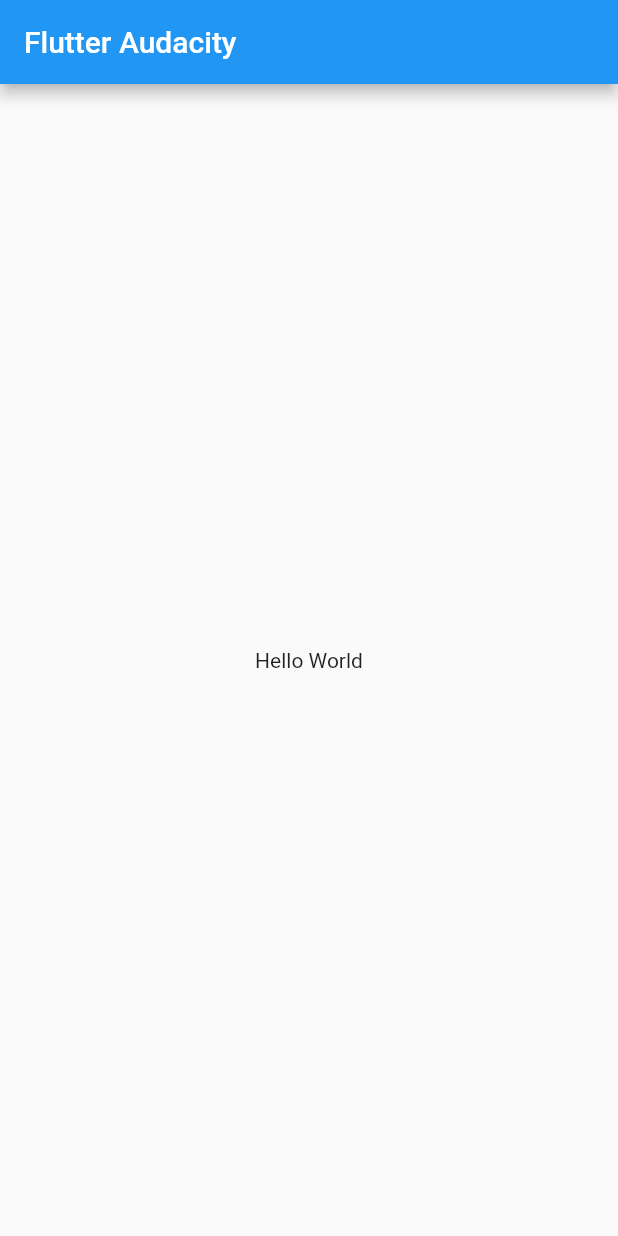
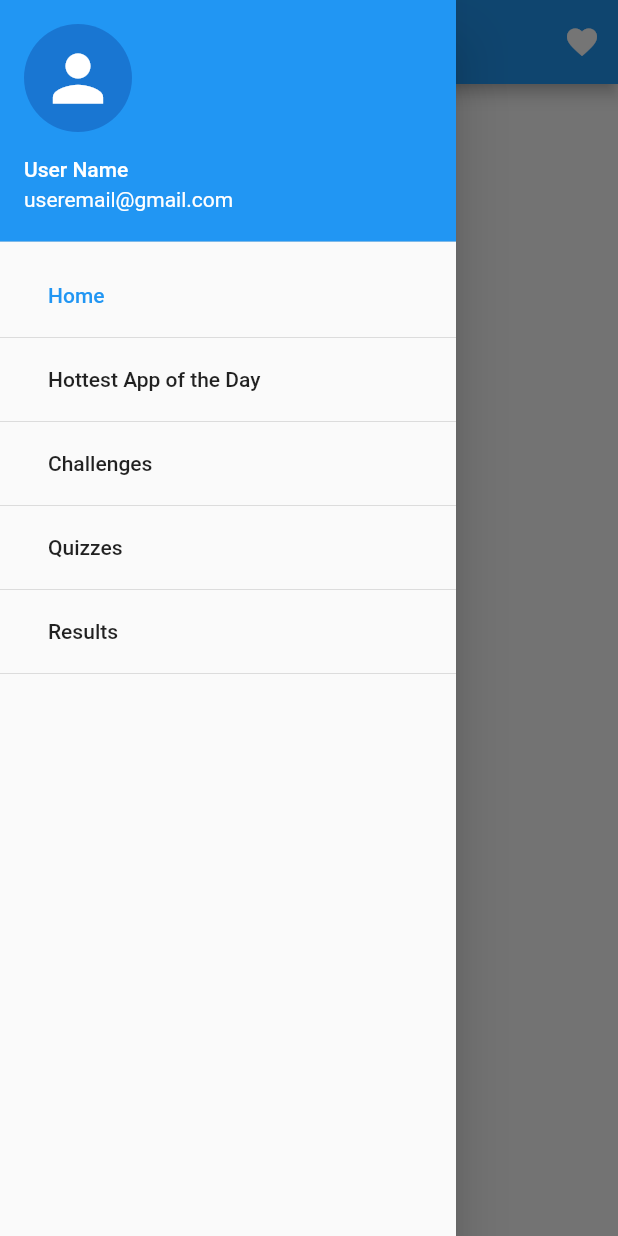
Before and after one commit to sabdar18/flutter_audacity, a Flutter app: the screen it shows after launch, with the side drawer open (before the commit the screen has no drawer), on a phone screen of 412 x 824 dp. Run offline on Flutter 3.47's test engine with Material 2 defaults, Android fonts, the phone set to English and light mode, and no system bars.

Commit message:
add routing  and pages

```diff
--- /dev/null
+++ b/lib/components/drawer.dart
@@ -0,0 +1,107 @@
+import 'package:flutter/material.dart';
+
+import '../data/models.dart';
+import '../constants/strings.dart';
+
+class MyDrawer extends StatefulWidget {
+  @override
+  _MyDrawerState createState() => new _MyDrawerState();
+}
+
+class _MyDrawerState extends State<MyDrawer> {
+  List<MenuItem> menuItems = new List<MenuItem>();
+  @override
+  void initState() {
+    super.initState();
+    _addItems();
+  }
+
+  updateMenuItems(MenuItem menuItem) {
+    menuItems.forEach((item) {
+      if (item.title == menuItem.title) {
+        setState(() {
+          item.selected = true;
+        });
+      } else {
+        setState(() {
+          item.selected = false;
+        });
+      }
+    });
+  }
+
+  _addItems() {
+    menuItems.addAll(MenuData.getMenuList());
+  }
+
+  _buildMenuItem(BuildContext context, MenuItem menuItem) {
+    return new Column(
+      children: <Widget>[
+        new ListTile(
+          selected: menuItem.selected ?? false,
+          // leading: menuItem.icon,
+
+          title: new Padding(
+            padding: const EdgeInsets.only(left: 16.0),
+            child: new Text(menuItem.title,),
+          ),
+          onTap: (() {
+            updateMenuItems(menuItem);
+            Navigator.pop(context);
+            Navigator.pushNamed(context, menuItem.route);
+          }),
+        ),
+        new Divider(
+          height: 0.0,
+        )
+      ],
+    );
+  }
+
+  _buildHeader(BuildContext context) {
+    return new DrawerHeader(
+      margin: const EdgeInsets.all(0.0),
+      padding: const EdgeInsets.all(0.0),
+      decoration: new BoxDecoration(color: Theme.of(context).primaryColor),
+      child: new Container(
+        child: new Center(
+          child: new Text(
+            APP_NAME.toUpperCase(),
+            style:
+                Theme.of(context).textTheme.title.copyWith(color: Colors.white),
+          ),
+        ),
+      ),
+    );
+  }
+
+  _buildHeader1(BuildContext context){
+    return new UserAccountsDrawerHeader(
+      accountEmail: new Text("useremail@gmail.com"),
+      accountName: new Text("User Name"),
+      currentAccountPicture: new CircleAvatar(
+        child: new Icon(Icons.person, size: 50.0,),
+        radius: 10.0,
+      )
+    );
+  }
+
+  _buildMenuItems() {
+    return new Expanded(
+        child: new ListView.builder(
+      padding: const EdgeInsets.only(top: 0.0, left: 0.0),
+      itemCount: menuItems.length,
+      itemBuilder: (BuildContext context, int index) {
+        final MenuItem menuItem = menuItems[index];
+        return _buildMenuItem(context, menuItem);
+      },
+    ));
+  }
+
+  Widget build(BuildContext context) {
+    return new Drawer(
+      child: new Column(
+          children: <Widget>[_buildHeader1(context), _buildMenuItems()]),
+    );
+  }
+}
--- /dev/null
+++ b/lib/constants/strings.dart
@@ -0,0 +1,10 @@
+
+
+
+const String APP_NAME ="FLUTTER AUDACITY";
+const String HOME_TITLE ="Audacity";
+const String HOTTEST_APP_TITLE ="Hottest App of the Day";
+const String CHALLENGES_TITLE ="Challenges";
+const String QUIZZES_TITLE ="Quizzes";
+const String RESULTS_TITLE ="Results";
+const String SETTINGS_TITLE ="Settings";
--- /dev/null
+++ b/lib/data/models.dart
@@ -0,0 +1,32 @@
+import 'package:flutter/material.dart';
+import '../routes.dart';
+
+
+
+class MenuItem{
+  MenuItem(this.title, this.icon, this.route,this.selected, this.enabled);
+  final String title;
+  final Icon icon;
+  final String route;
+  bool selected  ;
+   bool enabled;
+}
+
+
+class MenuData {
+
+  static List<MenuItem> menuItems = new List<MenuItem>();
+
+  static _initMenu(){
+   menuItems.add(new MenuItem("Home", new Icon(Icons.home), Routes.homePageRoute,true,true));
+   menuItems.add(new MenuItem("Hottest App of the Day", new Icon(Icons.favorite), Routes.hottestAppPageRoute,false,true));
+   menuItems.add(new MenuItem("Challenges", new Icon(Icons.new_releases), Routes.challengesPageRoute,false,true));
+   menuItems.add(new MenuItem("Quizzes", new Icon(Icons.calendar_today),Routes.quizPageRoute,false,true));
+   menuItems.add(new MenuItem("Results", new Icon(Icons.dashboard),Routes.resultsPageRoute,false,true));
+  }
+  static List<MenuItem> getMenuList(){
+    if(menuItems.length ==0) _initMenu();
+    return menuItems;
+  }
+
+}
--- /dev/null
+++ b/lib/helpers/custom-route.dart
@@ -0,0 +1,19 @@
+import 'package:flutter/material.dart';
+
+class MyCustomRoute<T> extends MaterialPageRoute<T> {
+  MyCustomRoute({ WidgetBuilder builder, RouteSettings settings })
+      : super(builder: builder, settings: settings);
+
+  @override
+  Widget buildTransitions(BuildContext context,
+      Animation<double> animation,
+      Animation<double> secondaryAnimation,
+      Widget child) {
+    if (settings.isInitialRoute)
+      return child;
+    // Fades between routes. (If you don't want any animation,
+    // just return child.)
+    // return new FadeTransition(opacity: animation, child: child);
+    return child;
+  }
+}
--- a/lib/main.dart
+++ b/lib/main.dart
@@ -1,6 +1,11 @@
 import 'package:flutter/material.dart';
+import 'package:flutter_audacity/pages/home.dart';
 
-void main() => runApp(new MyApp());
+import 'routes.dart';
+
+void main() {
+  runApp(new MyApp());
+}
 
 class MyApp extends StatelessWidget {
   @override
@@ -10,40 +15,10 @@ class MyApp extends StatelessWidget {
       theme: new ThemeData(
         primarySwatch: Colors.blue,
       ),
-      home: new MyHomePage(title: 'Flutter Audacity'),
+      debugShowCheckedModeBanner: false,
+      home: new HomePage(),
+      onGenerateRoute: Routes.getRoutes(),
+
     );
   }
 }
-
-class MyHomePage extends StatefulWidget {
-  MyHomePage({Key key, this.title}) : super(key: key);
-
-  final String title;
-
-  @override
-  _MyHomePageState createState() => new _MyHomePageState();
-}
-
-class _MyHomePageState extends State<MyHomePage> {
-
-  @override
-  Widget build(BuildContext context) {
-
-    return new Scaffold(
-      appBar: new AppBar(
-        title: new Text(widget.title),
-      ),
-      body: new Center(
-        child: new Column(
-          mainAxisAlignment: MainAxisAlignment.center,
-          children: <Widget>[
-            new Text(
-              'Hello World',
-            ),
-
-          ],
-        ),
-      ),
-    );
-  }
-}
--- /dev/null
+++ b/lib/pages/home.dart
@@ -0,0 +1,35 @@
+import 'package:flutter/material.dart';
+
+import '../components/drawer.dart';
+import '../constants/strings.dart';
+
+class HomePage extends StatefulWidget {
+  @override
+  State<StatefulWidget> createState() {
+    return new HomePageState();
+  }
+}
+
+_buildActionButtons() {
+  return <Widget>[
+    new IconButton(
+      icon: new Icon(Icons.favorite),
+      onPressed: () {},
+    ),
+
+  ];
+}
+
+class HomePageState extends State<HomePage> {
+  @override
+  Widget build(BuildContext context) {
+    return new Scaffold(
+      appBar: new AppBar(
+          title: new Text(HOME_TITLE), actions: _buildActionButtons()),
+      body: new Center(
+        child: new Text("Hello World"),
+      ),
+      drawer: new MyDrawer(),
+    );
+  }
+}
--- /dev/null
+++ b/lib/routes.dart
@@ -0,0 +1,52 @@
+import 'package:flutter_audacity/helpers/custom-route.dart';
+import 'package:flutter_audacity/pages/home.dart';
+import 'package:flutter/material.dart';
+
+import 'pages/challenges.dart';
+import 'pages/hottest-app.dart';
+import 'pages/quizzes.dart';
+import 'pages/results.dart';
+import 'pages/settings.dart';
+
+class Routes {
+  static const String defaultPageRoute = "/";
+  static const String homePageRoute = "/home";
+  static const String hottestAppPageRoute = "/hottest-app";
+  static const String quizPageRoute = "/quizzes";
+  static const String challengesPageRoute = "/challenges";
+  static const String resultsPageRoute = "/results";
+  static const String settingsPageRoute = "/settings";
+
+  static getRoutes() {
+    return (RouteSettings settings) {
+      switch (settings.name) {
+        case Routes.homePageRoute:
+          return new MyCustomRoute(
+              settings: settings, builder: (_) => new HomePage());
+        case Routes.hottestAppPageRoute:
+          return new MyCustomRoute(
+              settings: settings, builder: (_) => new HottestAppPage());
+        case Routes.quizPageRoute:
+          return new MyCustomRoute(
+              settings: settings, builder: (_) => new QuizPage());
+        case Routes.challengesPageRoute:
+          return new MyCustomRoute(
+              settings: settings, builder: (_) => new ChallengePage());
+        case Routes.resultsPageRoute:
+          return new MyCustomRoute(
+              settings: settings, builder: (_) => new ResultsPage());
+        case Routes.settingsPageRoute:
+          return new MyCustomRoute(
+              settings: settings, builder: (_) => new SettingsPage());
+
+        // return (BuildContext context)=> new FavouritePage();
+      }
+    };
+  }
+}
+
+class MyRoute extends Route {
+  static Route getRoute() {
+    return new MyRoute();
+  }
+}
```
Also changed, not shown: lib/pages/challenges.dart (added, +30 -0 lines), lib/pages/hottest-app.dart (added, +31 -0 lines), lib/pages/quizzes.dart (added, +30 -0 lines), lib/pages/results.dart (added, +30 -0 lines), lib/pages/settings.dart (added, +30 -0 lines), lib/components/app_bar.dart (added), pubspec.lock.
